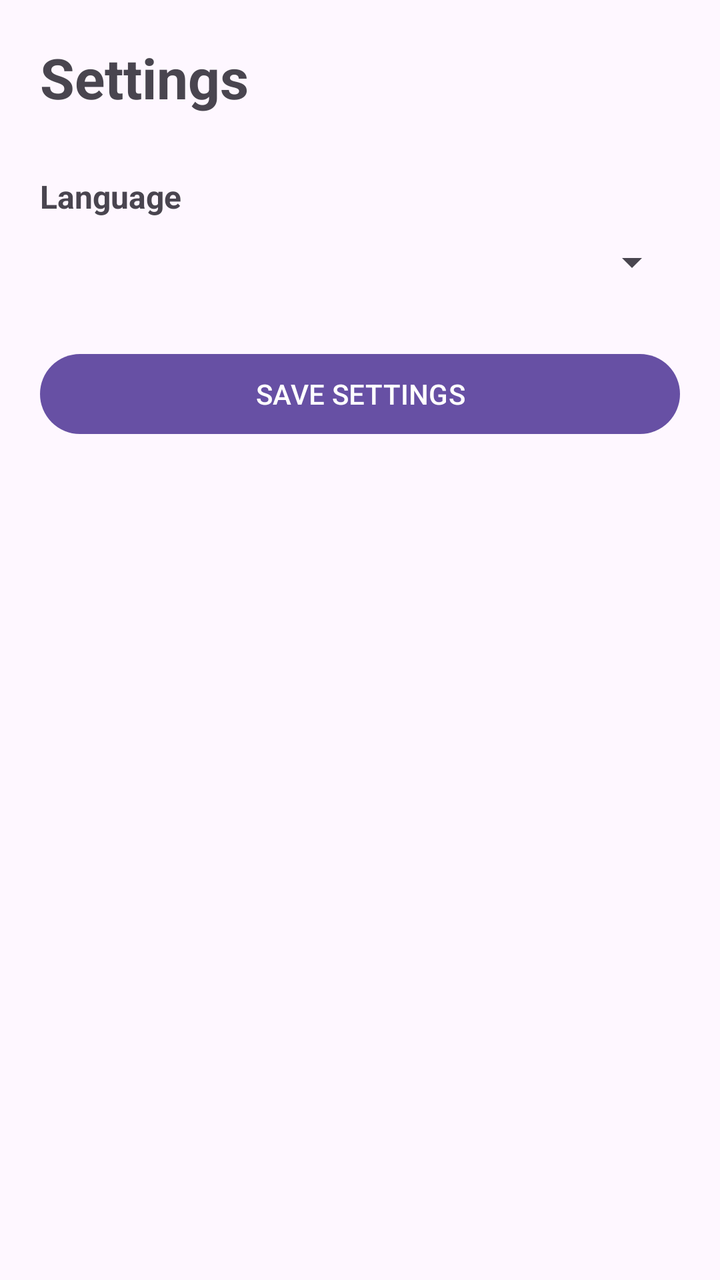
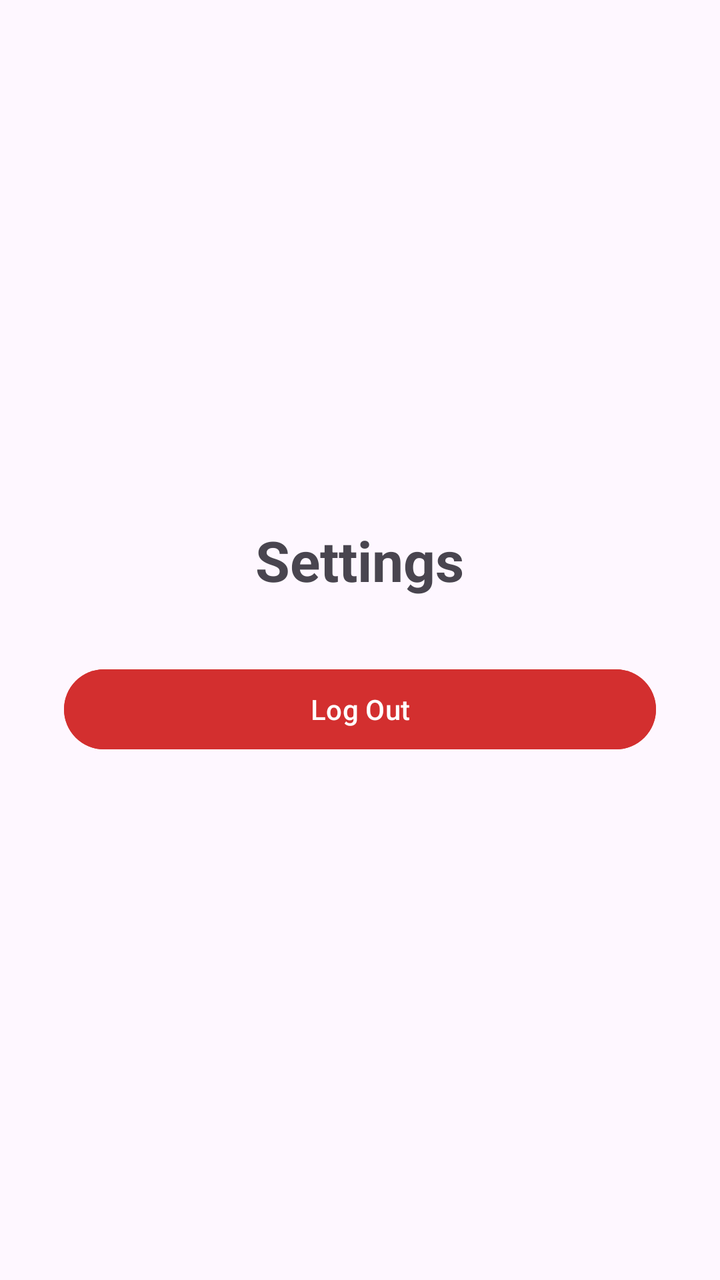

The first picture is an Android layout as it rendered before a commit; the second is the same layout after the commit. The layout source and the unified diff follow.
<!-- AndroidManifest.xml: application theme Theme.UbuntuMentor -->
<!-- res/layout/activity_settings.xml -->
<?xml version="1.0" encoding="utf-8"?>
<LinearLayout xmlns:android="http://schemas.android.com/apk/res/android"
    android:layout_width="match_parent"
    android:layout_height="match_parent"
    android:orientation="vertical"
    android:padding="20dp">

    <TextView
        android:layout_width="wrap_content"
        android:layout_height="wrap_content"
        android:text="Settings"
        android:textSize="28sp"
        android:textStyle="bold"
        android:layout_marginBottom="30dp"/>

    <TextView
        android:layout_width="wrap_content"
        android:layout_height="wrap_content"
        android:text="Language"
        android:textSize="16sp"
        android:textStyle="bold"/>

    <Spinner
        android:id="@+id/spinnerLanguage"
        android:layout_width="match_parent"
        android:layout_height="wrap_content"
        android:layout_marginTop="10dp"/>

    <Button
        android:id="@+id/btnSaveSettings"
        android:layout_width="match_parent"
        android:layout_height="wrap_content"
        android:text="SAVE SETTINGS"
        android:layout_marginTop="30dp"/>

</LinearLayout>
<!-- resources referenced by this layout -->
<resources>
  <style name="Theme.UbuntuMentor" parent="Base.Theme.UbuntuMentor" />
  <style name="Base.Theme.UbuntuMentor" parent="Theme.Material3.DayNight.NoActionBar">
          
          
      </style>
</resources>

<!-- the commit's change to res/layout/activity_settings.xml (unified diff, before → after) -->
@@ -3,7 +3,8 @@
     android:layout_width="match_parent"
     android:layout_height="match_parent"
     android:orientation="vertical"
-    android:padding="20dp">
+    android:padding="32dp"
+    android:gravity="center">
 
     <TextView
         android:layout_width="wrap_content"
@@ -11,26 +12,13 @@
         android:text="Settings"
         android:textSize="28sp"
         android:textStyle="bold"
-        android:layout_marginBottom="30dp"/>
+        android:layout_marginBottom="32dp"/>
 
-    <TextView
-        android:layout_width="wrap_content"
-        android:layout_height="wrap_content"
-        android:text="Language"
-        android:textSize="16sp"
-        android:textStyle="bold"/>
-
-    <Spinner
-        android:id="@+id/spinnerLanguage"
+    <Button
+        android:id="@+id/btnLogout"
         android:layout_width="match_parent"
         android:layout_height="wrap_content"
-        android:layout_marginTop="10dp"/>
-
-    <Button
-        android:id="@+id/btnSaveSettings"
-        android:layout_width="match_parent"
-        android:layout_height="wrap_content"
-        android:text="SAVE SETTINGS"
-        android:layout_marginTop="30dp"/>
-
+        android:text="Log Out"
+        android:backgroundTint="#D32F2F"
+        android:textColor="@android:color/white"/>
 </LinearLayout>
